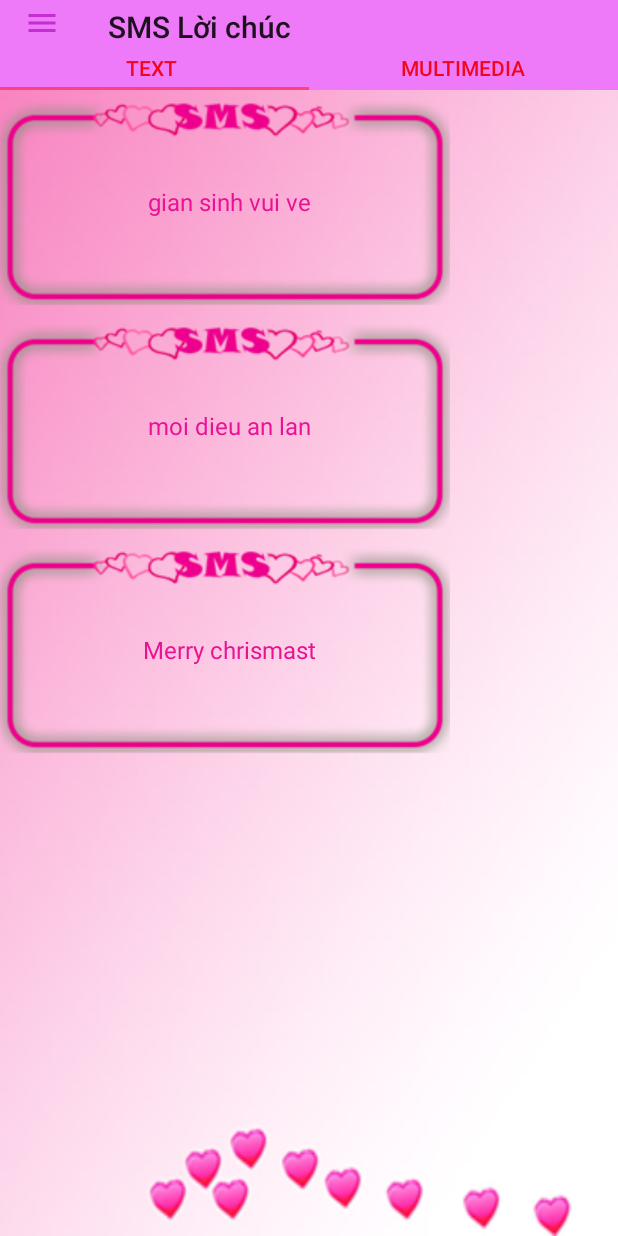
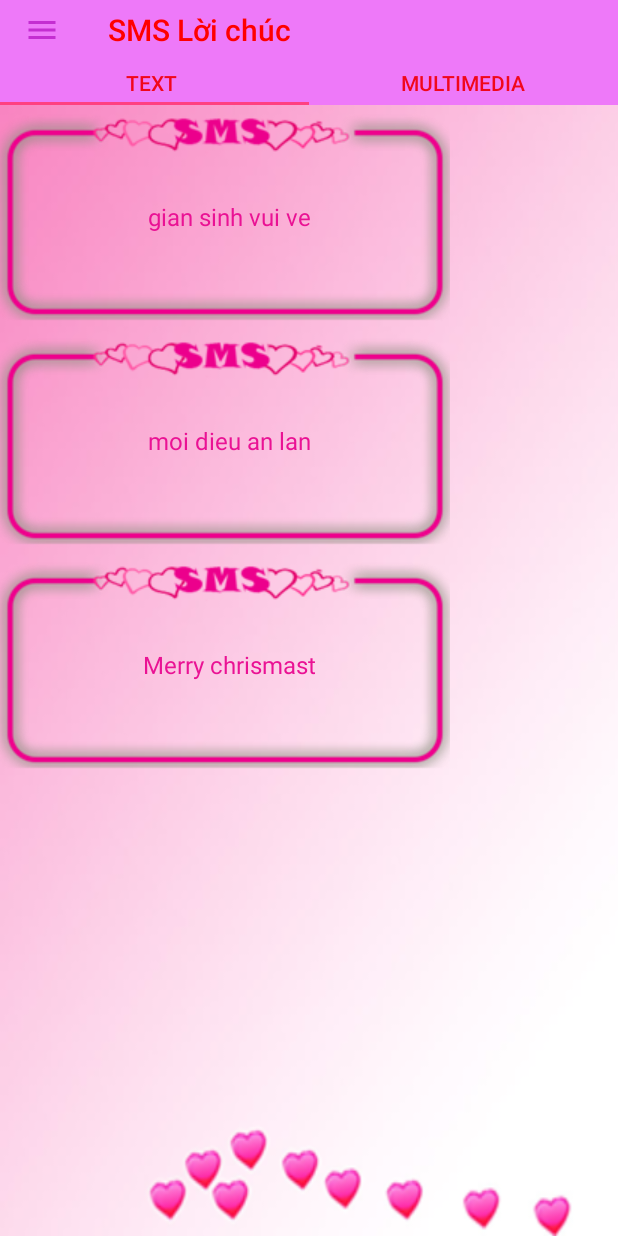
Before and after one commit to hailoan/Loichuc, an Android app: the Main2_ screen opened directly, with no data from a screen before it, after a tap on "gian sinh vui ve", on a phone screen of 412 x 824 dp. Run offline under Robolectric (Android 15) with nearby library versions, the phone set to English and light mode, and no system bars; 2 statements that could not run were skipped.

Commit message:
Add ToolBar

```diff
--- a/app/src/main/java/android/hailoan/devpro/app_loichuc/Main2_.java
+++ b/app/src/main/java/android/hailoan/devpro/app_loichuc/Main2_.java
@@ -1,5 +1,6 @@
 package android.hailoan.devpro.app_loichuc;
 
+import android.graphics.Color;
 import android.hailoan.devpro.app_loichuc.NoiDungTinNhan.Pager_adapter;
 import android.hailoan.devpro.app_loichuc.NoiDungTinNhan.item_RC_LV;
 import android.os.Bundle;
@@ -32,7 +33,8 @@ public class Main2_ extends AppCompatActivity {
         Toolbar toolbar = (Toolbar) findViewById(R.id.toolbar);
         setSupportActionBar(toolbar);
         toolbar.setNavigationIcon(R.drawable.ic_menu_black_24dp);
-
+        toolbar.setTitle("SMS");
+        toolbar.setTitleTextColor(Color.RED);
         values = (int) getIntent().getExtras().getSerializable("K");
         createDrawer();
         createViewPager();
@@ -82,6 +84,8 @@ public class Main2_ extends AppCompatActivity {
         tabLayout.setupWithViewPager(pager);
         pager.addOnPageChangeListener(new TabLayout.TabLayoutOnPageChangeListener(tabLayout));
         tabLayout.setTabsFromPagerAdapter(adapter);
+
+
     }
 
 
--- a/app/src/main/java/android/hailoan/devpro/app_loichuc/NoiDungTinNhan/Adapter_RecyclerView.java
+++ b/app/src/main/java/android/hailoan/devpro/app_loichuc/NoiDungTinNhan/Adapter_RecyclerView.java
@@ -1,15 +1,12 @@
 package android.hailoan.devpro.app_loichuc.NoiDungTinNhan;
 
-import android.content.Context;
 import android.content.Intent;
 import android.hailoan.devpro.app_loichuc.R;
 import android.net.Uri;
-import android.support.v7.widget.CardView;
 import android.support.v7.widget.RecyclerView;
 import android.view.LayoutInflater;
 import android.view.View;
 import android.view.ViewGroup;
-import android.widget.ImageView;
 import android.widget.TextView;
 
 import java.util.ArrayList;
@@ -61,7 +58,7 @@ public class Adapter_RecyclerView extends RecyclerView.Adapter<Adapter_RecyclerV
         @Override
         public void onClick(View view) {
             String nd= (String) view.getTag();
-            Uri uri=Uri.parse("smsto:"+"0293847");
+            Uri uri=Uri.parse("smsto:"+"0989438622");
             Intent it=new Intent(Intent.ACTION_SENDTO,uri);
             it.putExtra("sms_body",nd);
             view.getContext().startActivity(it);
--- a/app/src/main/java/android/hailoan/devpro/app_loichuc/NoiDungTinNhan/Pager_adapter.java
+++ b/app/src/main/java/android/hailoan/devpro/app_loichuc/NoiDungTinNhan/Pager_adapter.java
@@ -45,4 +45,6 @@ public class Pager_adapter extends FragmentStatePagerAdapter{
 
         return title;
     }
+
+
 }
--- a/app/src/main/res/layout/activity_main2_.xml
+++ b/app/src/main/res/layout/activity_main2_.xml
@@ -20,7 +20,7 @@
                 xmlns:android="http://schemas.android.com/apk/res/android"
                 android:id="@+id/toolbar"
                 android:layout_width="match_parent"
-                android:layout_height="30dp"
+                android:layout_height="40dp"
                 android:background="#ee79f9"
                 android:minHeight="?attr/actionBarSize" >
             </android.support.v7.widget.Toolbar>
```
